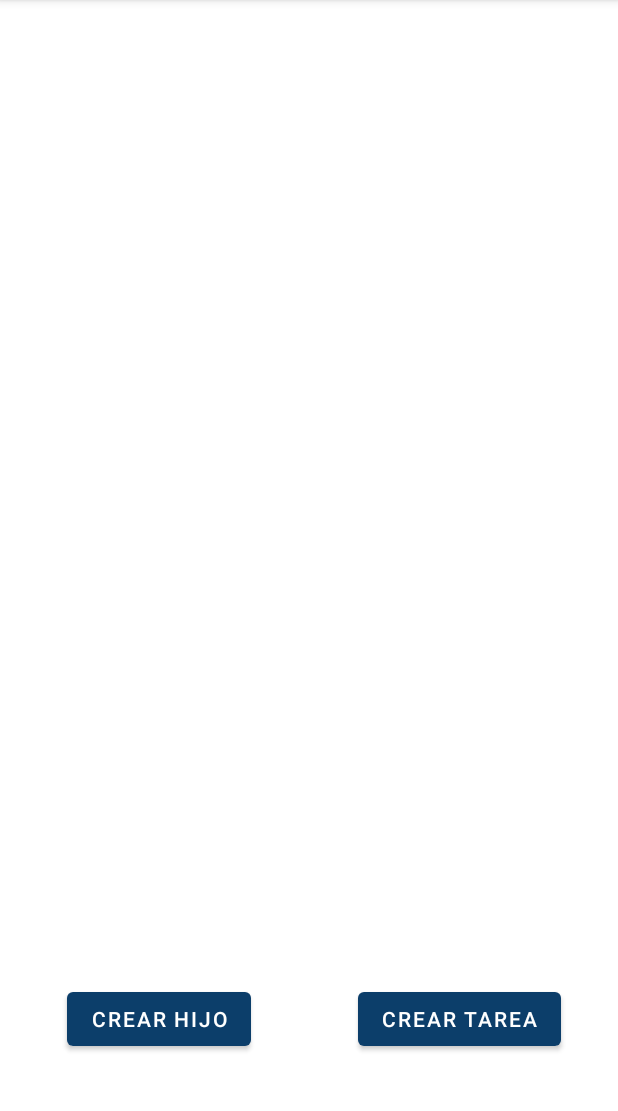
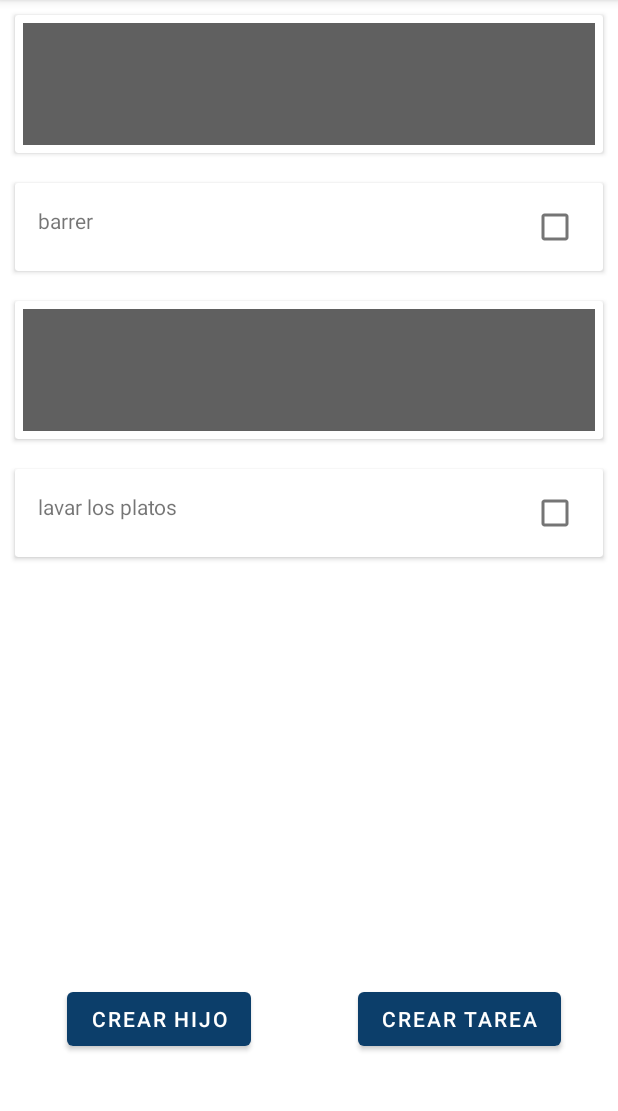
Before and after one commit to AragonD19/ProyectoPlataformas, an Android app: the MenuPadre screen opened through its navigation route, on a phone screen of 412 x 824 dp, the part 84-1195 px from its top. Run offline under Robolectric (Android 15) with nearby library versions, the light colour scheme and no system bars; our stand-ins replace data binding; 1 statement that could not run was skipped.

Commit message:
Ya casiiiiiiiii

```diff
--- a/app/build.gradle
+++ b/app/build.gradle
@@ -16,7 +16,8 @@ android {
         testInstrumentationRunner "androidx.test.runner.AndroidJUnitRunner"
     }
     buildFeatures {
-        viewBinding = true
+        viewBinding true
+        dataBinding true
     }
 
     viewBinding{
--- a/app/src/main/java/gt/uvg/proyectoplataformas/Adapter.kt
+++ b/app/src/main/java/gt/uvg/proyectoplataformas/Adapter.kt
@@ -3,9 +3,8 @@ package gt.uvg.proyectoplataformas
 import android.view.LayoutInflater
 import android.view.ViewGroup
 import androidx.recyclerview.widget.RecyclerView
-import gt.uvg.proyectoplataformas.Data.DataItem
-import gt.uvg.proyectoplataformas.Data.Database.TYPE_HEADER
-import gt.uvg.proyectoplataformas.Data.Database.TYPE_ITEM
+import gt.uvg.proyectoplataformas.Database.TYPE_HEADER
+import gt.uvg.proyectoplataformas.Database.TYPE_ITEM
 import gt.uvg.proyectoplataformas.databinding.HeaderDesingBinding
 import gt.uvg.proyectoplataformas.databinding.ItemDesingBinding
 
--- a/app/src/main/java/gt/uvg/proyectoplataformas/Data/DataItem.kt
+++ /dev/null
@@ -1,6 +0,0 @@
-package gt.uvg.proyectoplataformas.Data
-
-sealed class DataItem{
-    data class Item(val id: Int, val text: String): DataItem()
-    data class Header(val text: String): DataItem()
-}
--- /dev/null
+++ b/app/src/main/java/gt/uvg/proyectoplataformas/DataItem.kt
@@ -0,0 +1,5 @@
+package gt.uvg.proyectoplataformas
+
+sealed class DataItem{
+    data class Item(val id: Int, val text: String): DataItem()
+    data class Header(val text: String): DataItem()}
--- a/app/src/main/java/gt/uvg/proyectoplataformas/Data/Database.kt
+++ b/app/src/main/java/gt/uvg/proyectoplataformas/Database.kt
@@ -1,4 +1,4 @@
-package gt.uvg.proyectoplataformas.Data
+package gt.uvg.proyectoplataformas
 
 object Database {
     const val TYPE_HEADER = 0
--- a/app/src/main/java/gt/uvg/proyectoplataformas/Package/MenuPadre.kt
+++ b/app/src/main/java/gt/uvg/proyectoplataformas/Package/MenuPadre.kt
@@ -8,8 +8,7 @@ import android.view.ViewGroup
 import androidx.recyclerview.widget.LinearLayoutManager
 import androidx.recyclerview.widget.RecyclerView
 import gt.uvg.proyectoplataformas.Adapter
-import gt.uvg.proyectoplataformas.CustomAdapter
-import gt.uvg.proyectoplataformas.Data.Database
+import gt.uvg.proyectoplataformas.Database
 import gt.uvg.proyectoplataformas.R
 import gt.uvg.proyectoplataformas.databinding.FragmentMenuPadreBinding
 
@@ -36,15 +35,6 @@ class MenuPadre : Fragment() {
 
     override fun onResume() {
         super.onResume()
-        val itemList = Database.getItems()
-
-        adapterList.updateList(itemList)
-        val layoutManager = LinearLayoutManager(context)
-        recyclerView.layoutManager = layoutManager
-        adapter = Adapter()
-        recyclerView.adapter = adapterList
-
-
 
         val view = R.layout.fragment_menu_padre
     }
@@ -77,4 +67,19 @@ class MenuPadre : Fragment() {
                 }
             }
     }
+
+    override fun onViewCreated(view: View, savedInstanceState: Bundle?) {
+        super.onViewCreated(view, savedInstanceState)
+
+        val itemList = Database.getItems()
+
+        adapterList.updateList(itemList)
+        val layoutManager = LinearLayoutManager(context)
+        recyclerView = view.findViewById(R.id.recyclerView2)
+        recyclerView.layoutManager = layoutManager
+        recyclerView.setHasFixedSize(true)
+        adapter = Adapter()
+        recyclerView.adapter = adapterList
+    }
+
 }
--- a/app/src/main/res/layout/fragment_menu_padre.xml
+++ b/app/src/main/res/layout/fragment_menu_padre.xml
@@ -10,7 +10,8 @@
 
     <androidx.recyclerview.widget.RecyclerView
         android:layout_width="match_parent"
-        android:layout_height="match_parent" />
+        android:layout_height="match_parent"
+        android:id="@+id/recyclerView2"/>
 
 
     <Button
--- a/app/src/main/res/layout/header_desing.xml
+++ b/app/src/main/res/layout/header_desing.xml
@@ -5,7 +5,7 @@
     <data>
         <variable
             name="header"
-            type="gt.uvg.proyectoplataformas.Data.Header" />
+            type="gt.uvg.proyectoplataformas.DataItem.Header" />
     </data>
 
     <androidx.cardview.widget.CardView
--- a/app/src/main/res/layout/item_desing.xml
+++ b/app/src/main/res/layout/item_desing.xml
@@ -6,7 +6,7 @@
     <data>
         <variable
             name="item"
-            type="gt.uvg.proyectoplataformas.Data.Item" />
+            type="gt.uvg.proyectoplataformas.DataItem.Item" />
     </data>
 
     <androidx.cardview.widget.CardView
```
